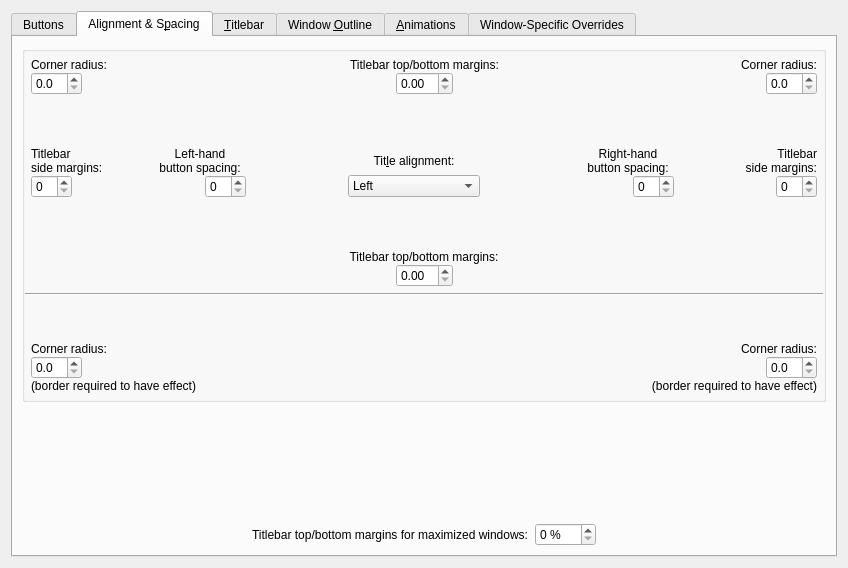
Before: the Qt Designer form kdecoration/config/ui/breezeconfigurationui.ui in paulmcauley/klassy, drawn with Qt 5.
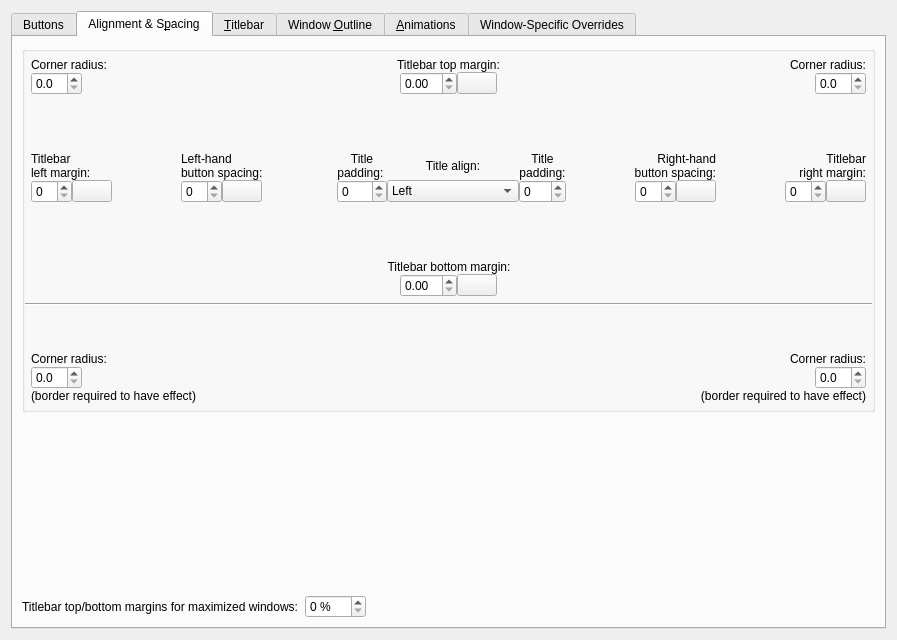
After: the same form once the commit is applied. The open tabs and pages were chosen to show the change. Icons and pictures are not drawn. Custom widgets are drawn as their Qt base class.

Commit message:
Explicit config of Title padding; allow more independent values
New padlock icons allow Full-height width margins, titlebar top/bottom
margins, titlebar left/right margins, Left-hand/Right-hand button
spacing to be set independently or locked.

```diff
--- a/kdecoration/config/ui/breezeconfigurationui.ui
+++ b/kdecoration/config/ui/breezeconfigurationui.ui
@@ -6,8 +6,8 @@
    <rect>
     <x>0</x>
     <y>0</y>
-    <width>848</width>
-    <height>568</height>
+    <width>897</width>
+    <height>640</height>
    </rect>
   </property>
   <property name="sizePolicy">
@@ -1059,58 +1059,6 @@
               <property name="bottomMargin">
                <number>6</number>
               </property>
-              <item row="2" column="8">
-               <widget class="QDoubleSpinBox" name="cornerRadius_2">
-                <property name="decimals">
-                 <number>1</number>
-                </property>
-                <property name="maximum">
-                 <double>12.000000000000000</double>
-                </property>
-                <property name="singleStep">
-                 <double>0.100000000000000</double>
-                </property>
-               </widget>
-              </item>
-              <item row="2" column="5" colspan="2">
-               <spacer name="horizontalSpacer_46">
-                <property name="orientation">
-                 <enum>Qt::Horizontal</enum>
-                </property>
-                <property name="sizeHint" stdset="0">
-                 <size>
-                  <width>40</width>
-                  <height>20</height>
-                 </size>
-                </property>
-               </spacer>
-              </item>
-              <item row="2" column="4">
-               <widget class="QDoubleSpinBox" name="titlebarTopBottomMargins">
-                <property name="enabled">
-                 <bool>true</bool>
-                </property>
-                <property name="maximum">
-                 <double>25.000000000000000</double>
-                </property>
-                <property name="singleStep">
-                 <double>0.050000000000000</double>
-                </property>
-               </widget>
-              </item>
-              <item row="2" column="0">
-               <widget class="QDoubleSpinBox" name="cornerRadius">
-                <property name="decimals">
-                 <number>1</number>
-                </property>
-                <property name="maximum">
-                 <double>12.000000000000000</double>
-                </property>
-                <property name="singleStep">
-                 <double>0.100000000000000</double>
-                </property>
-               </widget>
-              </item>
               <item row="2" column="2" colspan="2">
                <spacer name="horizontalSpacer_43">
                 <property name="orientation">
@@ -1124,6 +1072,58 @@
                 </property>
                </spacer>
               </item>
+              <item row="2" column="0">
+               <widget class="QDoubleSpinBox" name="cornerRadius">
+                <property name="decimals">
+                 <number>1</number>
+                </property>
+                <property name="maximum">
+                 <double>12.000000000000000</double>
+                </property>
+                <property name="singleStep">
+                 <double>0.100000000000000</double>
+                </property>
+               </widget>
+              </item>
+              <item row="0" column="2" rowspan="2" colspan="6">
+               <widget class="QLabel" name="label_13">
+                <property name="text">
+                 <string>Titlebar top margin:</string>
+                </property>
+                <property name="alignment">
+                 <set>Qt::AlignCenter</set>
+                </property>
+                <property name="buddy">
+                 <cstring>titlebarTopMargin</cstring>
+                </property>
+               </widget>
+              </item>
+              <item row="0" column="8" rowspan="2" colspan="2">
+               <widget class="QLabel" name="label_17">
+                <property name="text">
+                 <string>Corner radius:</string>
+                </property>
+                <property name="alignment">
+                 <set>Qt::AlignRight|Qt::AlignTrailing|Qt::AlignVCenter</set>
+                </property>
+                <property name="buddy">
+                 <cstring>cornerRadius_2</cstring>
+                </property>
+               </widget>
+              </item>
+              <item row="2" column="4">
+               <widget class="QDoubleSpinBox" name="titlebarTopMargin">
+                <property name="enabled">
+                 <bool>true</bool>
+                </property>
+                <property name="maximum">
+                 <double>25.000000000000000</double>
+                </property>
+                <property name="singleStep">
+                 <double>0.050000000000000</double>
+                </property>
+               </widget>
+              </item>
               <item row="2" column="1">
                <spacer name="horizontalSpacer_3">
                 <property name="orientation">
@@ -1137,8 +1137,8 @@
                 </property>
                </spacer>
               </item>
-              <item row="2" column="7">
-               <spacer name="horizontalSpacer_7">
+              <item row="2" column="6" colspan="2">
+               <spacer name="horizontalSpacer_46">
                 <property name="orientation">
                  <enum>Qt::Horizontal</enum>
                 </property>
@@ -1160,29 +1160,53 @@
                 </property>
                </widget>
               </item>
-              <item row="0" column="2" rowspan="2" colspan="5">
-               <widget class="QLabel" name="label_13">
-                <property name="text">
-                 <string>Titlebar top/bottom margins:</string>
+              <item row="2" column="8">
+               <spacer name="horizontalSpacer_7">
+                <property name="orientation">
+                 <enum>Qt::Horizontal</enum>
                 </property>
-                <property name="alignment">
-                 <set>Qt::AlignCenter</set>
+                <property name="sizeHint" stdset="0">
+                 <size>
+                  <width>40</width>
+                  <height>20</height>
+                 </size>
                 </property>
-                <property name="buddy">
-                 <cstring>titlebarTopBottomMargins</cstring>
+               </spacer>
+              </item>
+              <item row="2" column="9">
+               <widget class="QDoubleSpinBox" name="cornerRadius_2">
+                <property name="decimals">
+                 <number>1</number>
+                </property>
+                <property name="maximum">
+                 <double>12.000000000000000</double>
+                </property>
+                <property name="singleStep">
+                 <double>0.100000000000000</double>
                 </property>
                </widget>
               </item>
-              <item row="0" column="7" rowspan="2" colspan="2">
-               <widget class="QLabel" name="label_17">
+              <item row="2" column="5">
+               <widget class="QPushButton" name="lockTitleBarTopBottomMargins">
+                <property name="sizePolicy">
+                 <sizepolicy hsizetype="Fixed" vsizetype="Fixed">
+                  <horstretch>0</horstretch>
+                  <verstretch>0</verstretch>
+                 </sizepolicy>
+                </property>
+                <property name="toolTip">
+                 <string>Lock to make Titlebar top margin and Titlebar bottom margin have the same value</string>
+                </property>
                 <property name="text">
-                 <string>Corner radius:</string>
+                 <string/>
                 </property>
-                <property name="alignment">
-                 <set>Qt::AlignRight|Qt::AlignTrailing|Qt::AlignVCenter</set>
+                <property name="icon">
+                 <iconset resource="classikdecoration_config.qrc">
+                  <normaloff>:/classik_config_icons/object-unlocked-symbolic.svg</normaloff>
+                  <normalon>:/classik_config_icons/object-locked-symbolic.svg</normalon>:/classik_config_icons/object-unlocked-symbolic.svg</iconset>
                 </property>
-                <property name="buddy">
-                 <cstring>cornerRadius_2</cstring>
+                <property name="checkable">
+                 <bool>true</bool>
                 </property>
                </widget>
               </item>
@@ -1199,7 +1223,7 @@
               <property name="sizeHint" stdset="0">
                <size>
                 <width>20</width>
-                <height>40</height>
+                <height>45</height>
                </size>
               </property>
              </spacer>
@@ -1221,22 +1245,52 @@
               <property name="verticalSpacing">
                <number>0</number>
               </property>
-              <item row="0" column="11" colspan="2">
+              <item row="1" column="6">
+               <spacer name="horizontalSpacer_25">
+                <property name="orientation">
+                 <enum>Qt::Horizontal</enum>
+                </property>
+                <property name="sizeType">
+                 <enum>QSizePolicy::Expanding</enum>
+                </property>
+                <property name="sizeHint" stdset="0">
+                 <size>
+                  <width>20</width>
+                  <height>20</height>
+                 </size>
+                </property>
+               </spacer>
+              </item>
+              <item row="0" column="12" colspan="3">
                <widget class="QLabel" name="label_7">
                 <property name="text">
                  <string>Right-hand
 button spacing:</string>
                 </property>
                 <property name="alignment">
-                 <set>Qt::AlignCenter</set>
+                 <set>Qt::AlignRight|Qt::AlignTrailing|Qt::AlignVCenter</set>
                 </property>
                 <property name="buddy">
                  <cstring>buttonSpacingRight</cstring>
                 </property>
                </widget>
               </item>
-              <item row="1" column="14">
-               <spacer name="horizontalSpacer_13">
+              <item row="0" column="0" colspan="3">
+               <widget class="QLabel" name="label_10">
+                <property name="text">
+                 <string>Titlebar
+left margin:</string>
+                </property>
+                <property name="alignment">
+                 <set>Qt::AlignLeading|Qt::AlignLeft|Qt::AlignVCenter</set>
+                </property>
+                <property name="buddy">
+                 <cstring>titlebarLeftMargin</cstring>
+                </property>
+               </widget>
+              </item>
+              <item row="1" column="3">
+               <spacer name="horizontalSpacer_14">
                 <property name="orientation">
                  <enum>Qt::Horizontal</enum>
                 </property>
@@ -1251,6 +1305,19 @@
                 </property>
                </spacer>
               </item>
+              <item row="1" column="2">
+               <spacer name="horizontalSpacer_4">
+                <property name="orientation">
+                 <enum>Qt::Horizontal</enum>
+                </property>
+                <property name="sizeHint" stdset="0">
+                 <size>
+                  <width>20</width>
+                  <height>20</height>
+                 </size>
+                </property>
+               </spacer>
+              </item>
               <item row="1" column="7">
                <spacer name="horizontalSpacer_6">
                 <property name="orientation">
@@ -1258,6 +1325,60 @@
                 </property>
                 <property name="sizeHint" stdset="0">
                  <size>
+                  <width>40</width>
+                  <height>20</height>
+                 </size>
+                </property>
+               </spacer>
+              </item>
+              <item row="1" column="1">
+               <widget class="QPushButton" name="lockTitleBarLeftRightMargins">
+                <property name="sizePolicy">
+                 <sizepolicy hsizetype="Fixed" vsizetype="Fixed">
+                  <horstretch>0</horstretch>
+                  <verstretch>0</verstretch>
+                 </sizepolicy>
+                </property>
+                <property name="toolTip">
+                 <string>Lock to make Titlebar left margin and Titlebar right margin have the same value</string>
+                </property>
+                <property name="text">
+                 <string/>
+                </property>
+                <property name="icon">
+                 <iconset resource="classikdecoration_config.qrc">
+                  <normaloff>:/classik_config_icons/object-unlocked-symbolic.svg</normaloff>
+                  <normalon>:/classik_config_icons/object-locked-symbolic.svg</normalon>:/classik_config_icons/object-unlocked-symbolic.svg</iconset>
+                </property>
+                <property name="checkable">
+                 <bool>true</bool>
+                </property>
+               </widget>
+              </item>
+              <item row="0" column="8">
+               <widget class="QLabel" name="label_34">
+                <property name="text">
+                 <string>Title
+padding: </string>
+                </property>
+                <property name="alignment">
+                 <set>Qt::AlignCenter</set>
+                </property>
+                <property name="buddy">
+                 <cstring>titleSidePadding</cstring>
+                </property>
+               </widget>
+              </item>
+              <item row="1" column="16">
+               <spacer name="horizontalSpacer_13">
+                <property name="orientation">
+                 <enum>Qt::Horizontal</enum>
+                </property>
+                <property name="sizeType">
+                 <enum>QSizePolicy::Expanding</enum>
+                </property>
+                <property name="sizeHint" stdset="0">
+                 <size>
                   <width>20</width>
                   <height>20</height>
                  </size>
@@ -1265,7 +1386,30 @@
                </spacer>
               </item>
               <item row="1" column="15">
-               <widget class="QSpinBox" name="titlebarSideMargins_2">
+               <spacer name="horizontalSpacer_18">
+                <property name="orientation">
+                 <enum>Qt::Horizontal</enum>
+                </property>
+                <property name="sizeType">
+                 <enum>QSizePolicy::Expanding</enum>
+                </property>
+                <property name="sizeHint" stdset="0">
+                 <size>
+                  <width>20</width>
+                  <height>20</height>
+                 </size>
+                </property>
+               </spacer>
+              </item>
+              <item row="1" column="8">
+               <widget class="QSpinBox" name="titleSidePadding">
+                <property name="maximum">
+                 <number>30</number>
+                </property>
+               </widget>
+              </item>
+              <item row="1" column="17">
+               <widget class="QSpinBox" name="titlebarRightMargin">
                 <property name="enabled">
                  <bool>true</bool>
                 </property>
@@ -1277,109 +1421,24 @@
                 </property>
                </widget>
               </item>
-              <item row="1" column="3">
-               <spacer name="horizontalSpacer_14">
-                <property name="orientation">
-                 <enum>Qt::Horizontal</enum>
-                </property>
-                <property name="sizeType">
-                 <enum>QSizePolicy::Expanding</enum>
-                </property>
-                <property name="sizeHint" stdset="0">
-                 <size>
-                  <width>20</width>
-                  <height>20</height>
-                 </size>
-                </property>
-               </spacer>
-              </item>
-              <item row="1" column="10">
-               <spacer name="horizontalSpacer_20">
-                <property name="orientation">
-                 <enum>Qt::Horizontal</enum>
-                </property>
-                <property name="sizeType">
-                 <enum>QSizePolicy::Expanding</enum>
-                </property>
-                <property name="sizeHint" stdset="0">
-                 <size>
-                  <width>20</width>
-                  <height>20</height>
-                 </size>
-                </property>
-               </spacer>
-              </item>
-              <item row="1" column="5">
-               <widget class="QSpinBox" name="buttonSpacingLeft">
-                <property name="suffix">
-                 <string/>
-                </property>
-                <property name="prefix">
-                 <string/>
-                </property>
-                <property name="maximum">
-                 <number>50</number>
-                </property>
-               </widget>
-              </item>
-              <item row="1" column="12">
-               <widget class="QSpinBox" name="buttonSpacingRight">
-                <property name="suffix">
-                 <string/>
-                </property>
-                <property name="prefix">
-                 <string/>
-                </property>
-                <property name="maximum">
-                 <number>50</number>
-                </property>
-               </widget>
-              </item>
-              <item row="0" column="4" colspan="2">
+              <item row="0" column="4" colspan="3">
                <widget class="QLabel" name="label_8">
                 <property name="text">
                  <string>Left-hand
 button spacing:</string>
                 </property>
                 <property name="alignment">
-                 <set>Qt::AlignCenter</set>
+                 <set>Qt::AlignLeading|Qt::AlignLeft|Qt::AlignVCenter</set>
                 </property>
                 <property name="buddy">
                  <cstring>buttonSpacingLeft</cstring>
                 </property>
                </widget>
               </item>
-              <item row="1" column="9">
-               <spacer name="horizontalSpacer_22">
-                <property name="orientation">
-                 <enum>Qt::Horizontal</enum>
-                </property>
-                <property name="sizeHint" stdset="0">
-                 <size>
-                  <width>20</width>
-                  <height>20</height>
-                 </size>
-                </property>
-               </spacer>
-              </item>
-              <item row="0" column="14" colspan="2">
-               <widget class="QLabel" name="label_11">
+              <item row="0" column="9">
+               <widget class="QLabel" name="label_38">
                 <property name="text">
-                 <string>Titlebar
-side margins:</string>
-                </property>
-                <property name="alignment">
-                 <set>Qt::AlignRight|Qt::AlignTrailing|Qt::AlignVCenter</set>
-                </property>
-                <property name="buddy">
-                 <cstring>titlebarSideMargins_2</cstring>
-                </property>
-               </widget>
-              </item>
-              <item row="0" column="7" colspan="3">
-               <widget class="QLabel" name="label_3">
-                <property name="text">
-                 <string>Tit&amp;le alignment:</string>
+                 <string>Title align:</string>
                 </property>
                 <property name="alignment">
                  <set>Qt::AlignCenter</set>
@@ -1389,8 +1448,31 @@
                 </property>
                </widget>
               </item>
+              <item row="1" column="0">
+               <widget class="QSpinBox" name="titlebarLeftMargin">
+                <property name="minimum">
+                 <number>0</number>
+                </property>
+                <property name="maximum">
+                 <number>30</number>
+                </property>
+               </widget>
+              </item>
               <item row="1" column="13">
-               <spacer name="horizontalSpacer_18">
+               <widget class="QSpinBox" name="buttonSpacingRight">
+                <property name="suffix">
+                 <string/>
+                </property>
+                <property name="prefix">
+                 <string/>
+                </property>
+                <property name="maximum">
+                 <number>50</number>
+                </property>
+               </widget>
+              </item>
+              <item row="1" column="11">
+               <spacer name="horizontalSpacer_20">
                 <property name="orientation">
                  <enum>Qt::Horizontal</enum>
                 </property>
@@ -1405,7 +1487,95 @@
                 </property>
                </spacer>
               </item>
-              <item row="1" column="8">
+              <item row="0" column="10">
+               <widget class="QLabel" name="label_3">
+                <property name="text">
+                 <string>Title
+padding:</string>
+                </property>
+                <property name="alignment">
+                 <set>Qt::AlignCenter</set>
+                </property>
+                <property name="buddy">
+                 <cstring>titleSidePadding_2</cstring>
+                </property>
+               </widget>
+              </item>
+              <item row="1" column="5">
+               <widget class="QPushButton" name="lockButtonSpacingLeftRight">
+                <property name="sizePolicy">
+                 <sizepolicy hsizetype="Fixed" vsizetype="Fixed">
+                  <horstretch>0</horstretch>
+                  <verstretch>0</verstretch>
+                 </sizepolicy>
+                </property>
+                <property name="toolTip">
+                 <string>Lock to make Left-hand button spacing and Right-hand button spacing have the same value</string>
+                </property>
+                <property name="text">
+                 <string/>
+                </property>
+                <property name="icon">
+                 <iconset resource="classikdecoration_config.qrc">
+                  <normaloff>:/classik_config_icons/object-unlocked-symbolic.svg</normaloff>
+                  <normalon>:/classik_config_icons/object-locked-symbolic.svg</normalon>:/classik_config_icons/object-unlocked-symbolic.svg</iconset>
+                </property>
+                <property name="checkable">
+                 <bool>true</bool>
+                </property>
+               </widget>
+              </item>
+              <item row="1" column="10">
+               <widget class="QSpinBox" name="titleSidePadding_2"/>
+              </item>
+              <item row="1" column="14">
+               <widget class="QPushButton" name="lockButtonSpacingLeftRight_2">
+                <property name="toolTip">
+                 <string>Lock to make Left-hand button spacing and Right-hand button spacing have the same value</string>
+                </property>
+                <property name="text">
+                 <string/>
+                </property>
+                <property name="icon">
+                 <iconset resource="classikdecoration_config.qrc">
+                  <normaloff>:/classik_config_icons/object-unlocked-symbolic.svg</normaloff>
+                  <normalon>:/classik_config_icons/object-locked-symbolic.svg</normalon>:/classik_config_icons/object-unlocked-symbolic.svg</iconset>
+                </property>
+                <property name="checkable">
+                 <bool>true</bool>
+                </property>
+               </widget>
+              </item>
+              <item row="1" column="4">
+               <widget class="QSpinBox" name="buttonSpacingLeft">
+                <property name="suffix">
+                 <string/>
+                </property>
+                <property name="prefix">
+                 <string/>
+                </property>
+                <property name="maximum">
+                 <number>50</number>
+                </property>
+               </widget>
+              </item>
+              <item row="1" column="12">
+               <spacer name="horizontalSpacer_27">
+                <property name="orientation">
+                 <enum>Qt::Horizontal</enum>
+                </property>
+                <property name="sizeType">
+                 <enum>QSizePolicy::Expanding</enum>
+                </property>
+                <property name="sizeHint" stdset="0">
+                 <size>
+                  <width>20</width>
+                  <height>20</height>
+                 </size>
+                </property>
+               </spacer>
+              </item>
+              <item row="1" column="9">
                <widget class="QComboBox" name="titleAlignment">
                 <item>
                  <property name="text">
@@ -1429,91 +1599,38 @@
                 </item>
                </widget>
               </item>
-              <item row="1" column="0">
-               <widget class="QSpinBox" name="titlebarSideMargins">
-                <property name="minimum">
-                 <number>0</number>
+              <item row="1" column="18">
+               <widget class="QPushButton" name="lockTitleBarLeftRightMargins_2">
+                <property name="toolTip">
+                 <string>Lock to make Titlebar left margin and Titlebar right margin have the same value</string>
                 </property>
-                <property name="maximum">
-                 <number>30</number>
+                <property name="text">
+                 <string/>
+                </property>
+                <property name="icon">
+                 <iconset resource="classikdecoration_config.qrc">
+                  <normaloff>:/classik_config_icons/object-unlocked-symbolic.svg</normaloff>
+                  <normalon>:/classik_config_icons/object-locked-symbolic.svg</normalon>:/classik_config_icons/object-unlocked-symbolic.svg</iconset>
+                </property>
+                <property name="checkable">
+                 <bool>true</bool>
                 </property>
                </widget>
               </item>
-              <item row="1" column="6">
-               <spacer name="horizontalSpacer_21">
-                <property name="orientation">
-                 <enum>Qt::Horizontal</enum>
-                </property>
-                <property name="sizeType">
-                 <enum>QSizePolicy::Expanding</enum>
-                </property>
-                <property name="sizeHint" stdset="0">
-                 <size>
-                  <width>20</width>
-                  <height>20</height>
-                 </size>
-                </property>
-               </spacer>
-              </item>
-              <item row="0" column="0" colspan="3">
-               <widget class="QLabel" name="label_10">
+              <item row="0" column="16" colspan="3">
+               <widget class="QLabel" name="label_11">
                 <property name="text">
                  <string>Titlebar
-side margins:</string>
+right margin:</string>
                 </property>
                 <property name="alignment">
-                 <set>Qt::AlignLeading|Qt::AlignLeft|Qt::AlignVCenter</set>
+                 <set>Qt::AlignRight|Qt::AlignTrailing|Qt::AlignVCenter</set>
                 </property>
                 <property name="buddy">
                  <cstring>titlebarSideMargins</cstring>
                 </property>
                </widget>
               </item>
-              <item row="1" column="4">
-               <spacer name="horizontalSpacer_25">
-                <property name="orientation">
-                 <enum>Qt::Horizontal</enum>
-                </property>
-                <property name="sizeType">
-                 <enum>QSizePolicy::Expanding</enum>
-                </property>
-                <property name="sizeHint" stdset="0">
-                 <size>
-                  <width>20</width>
-                  <height>20</height>
-                 </size>
-                </property>
-               </spacer>
-              </item>
-              <item row="1" column="11">
-               <spacer name="horizontalSpacer_27">
-                <property name="orientation">
-                 <enum>Qt::Horizontal</enum>
-                </property>
-                <property name="sizeType">
-                 <enum>QSizePolicy::Expanding</enum>
-                </property>
-                <property name="sizeHint" stdset="0">
-                 <size>
-                  <width>20</width>
-                  <height>20</height>
-                 </size>
-                </property>
-               </spacer>
-              </item>
-              <item row="1" column="1" colspan="2">
-               <spacer name="horizontalSpacer_4">
-                <property name="orientation">
-                 <enum>Qt::Horizontal</enum>
-                </property>
-                <property name="sizeHint" stdset="0">
-                 <size>
-                  <width>20</width>
-                  <height>20</height>
-                 </size>
-                </property>
-               </spacer>
-              </item>
              </layout>
             </item>
             <item>
@@ -1527,7 +1644,7 @@
               <property name="sizeHint" stdset="0">
                <size>
                 <width>20</width>
-                <height>40</height>
+                <height>45</height>
                </size>
               </property>
              </spacer>
@@ -1546,32 +1663,6 @@
               <property name="bottomMargin">
                <number>6</number>
               </property>
-              <item row="1" column="1">
-               <spacer name="horizontalSpacer_10">
-                <property name="orientation">
-                 <enum>Qt::Horizontal</enum>
-                </property>
-                <property name="sizeHint" stdset="0">
-                 <size>
-                  <width>40</width>
-                  <height>20</height>
-                 </size>
-                </property>
-               </spacer>
-              </item>
-              <item row="1" column="2">
-               <widget class="QDoubleSpinBox" name="titlebarTopBottomMargins_2">
-                <property name="enabled">
-                 <bool>true</bool>
-                </property>
-                <property name="maximum">
-                 <double>25.000000000000000</double>
-                </property>
-                <property name="singleStep">
-                 <double>0.050000000000000</double>
-                </property>
-               </widget>
-              </item>
               <item row="1" column="0">
                <spacer name="horizontalSpacer_11">
                 <property name="orientation">
@@ -1585,7 +1676,33 @@
                 </property>
                </spacer>
               </item>
-              <item row="1" column="4">
+              <item row="1" column="1">
+               <spacer name="horizontalSpacer_10">
+                <property name="orientation">
+                 <enum>Qt::Horizontal</enum>
+                </property>
+                <property name="sizeHint" stdset="0">
+                 <size>
+                  <width>40</width>
+                  <height>20</height>
+                 </size>
+                </property>
+               </spacer>
+              </item>
+              <item row="1" column="2">
+               <widget class="QDoubleSpinBox" name="titlebarBottomMargin">
+                <property name="enabled">
+                 <bool>true</bool>
+                </property>
+                <property name="maximum">
+                 <double>25.000000000000000</double>
+                </property>
+                <property name="singleStep">
+                 <double>0.050000000000000</double>
+                </property>
+               </widget>
+              </item>
+              <item row="1" column="5">
                <spacer name="horizontalSpacer_50">
                 <property name="orientation">
                  <enum>Qt::Horizontal</enum>
@@ -1598,20 +1715,7 @@
                 </property>
                </spacer>
               </item>
-              <item row="0" column="1" colspan="3">
-               <widget class="QLabel" name="label_18">
-                <property name="text">
-                 <string>Titlebar top/bottom margins:</string>
-                </property>
-                <property name="alignment">
-                 <set>Qt::AlignCenter</set>
-                </property>
-                <property name="buddy">
-                 <cstring>titlebarTopBottomMargins_2</cstring>
-                </property>
-               </widget>
-              </item>
-              <item row="1" column="3">
+              <item row="1" column="4">
                <spacer name="horizontalSpacer_12">
                 <property name="orientation">
                  <enum>Qt::Horizontal</enum>
@@ -1624,6 +1728,37 @@
                 </property>
                </spacer>
               </item>
+              <item row="0" column="1" colspan="4">
+               <widget class="QLabel" name="label_18">
+                <property name="text">
+                 <string>Titlebar bottom margin:</string>
+                </property>
+                <property name="alignment">
+                 <set>Qt::AlignCenter</set>
+                </property>
+                <property name="buddy">
+                 <cstring>titlebarBottomMargin</cstring>
+                </property>
+               </widget>
+              </item>
+              <item row="1" column="3">
+               <widget class="QPushButton" name="lockTitleBarTopBottomMargins_2">
+                <property name="toolTip">
+                 <string>Lock to make Titlebar top margin and Titlebar bottom margin have the same value</string>
+                </property>
+                <property name="text">
+                 <string/>
+                </property>
+                <property name="icon">
+                 <iconset resource="classikdecoration_config.qrc">
+                  <normaloff>:/classik_config_icons/object-unlocked-symbolic.svg</normaloff>
+                  <normalon>:/classik_config_icons/object-locked-symbolic.svg</normalon>:/classik_config_icons/object-unlocked-symbolic.svg</iconset>
+                </property>
+                <property name="checkable">
+                 <bool>true</bool>
+                </property>
+               </widget>
+              </item>
              </layout>
             </item>
            </layout>
@@ -1775,23 +1910,23 @@
          </layout>
         </widget>
        </item>
-       <item row="1" column="0">
-        <spacer name="verticalSpacer">
+       <item row="1" column="1">
+        <spacer name="verticalSpacer_8">
          <property name="orientation">
           <enum>Qt::Vertical</enum>
          </property>
          <property name="sizeType">
-          <enum>QSizePolicy::Expanding</enum>
+          <enum>QSizePolicy::MinimumExpanding</enum>
          </property>
          <property name="sizeHint" stdset="0">
           <size>
            <width>20</width>
-           <height>40</height>
+           <height>30</height>
           </size>
          </property>
         </spacer>
        </item>
-       <item row="2" column="1">
+       <item row="2" column="0">
         <layout class="QFormLayout" name="formLayout_4">
          <item row="0" column="0">
           <widget class="QLabel" name="label_15">
```
Left out of the diff: 1159 changed lines with no effect on the pictures. The commit also changes 9 other files.
